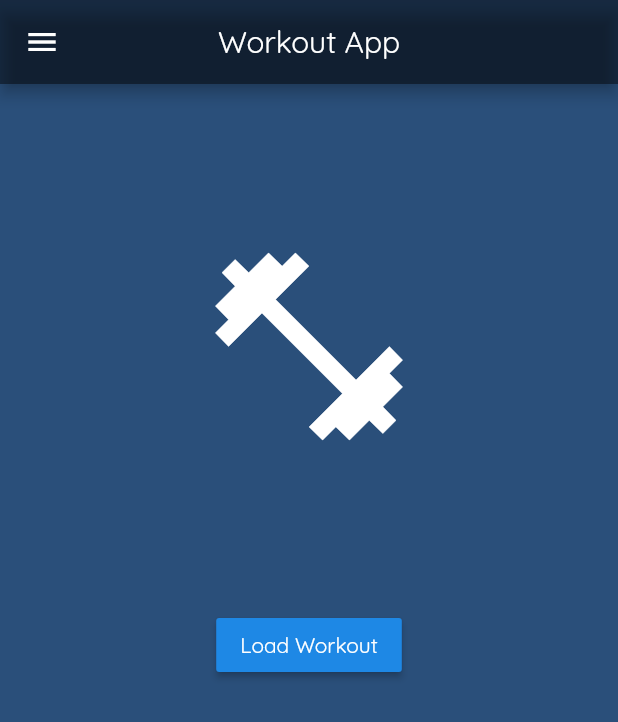
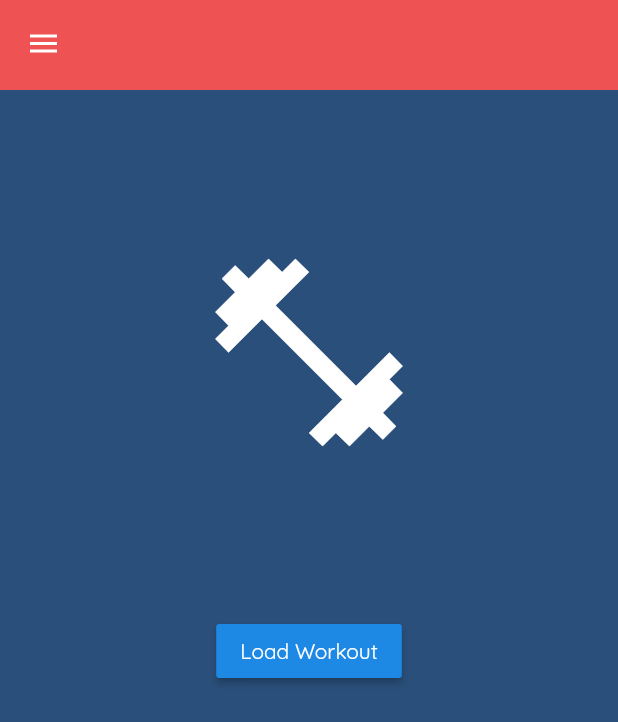
Before and after one commit to mr-scott-jordan/workout-app, a Flutter app: the screen it shows after launch, on a phone screen of 412 x 824 dp. Shown: the top 722 px of the screen. Run offline on Flutter 3.47's test engine with Material 2 defaults, Android fonts, the phone set to English and light mode, and no system bars.

Commit message:
added drawer animation to home page
Added custom drawer animation to the home page.

```diff
--- a/lib/main.dart
+++ b/lib/main.dart
@@ -27,7 +27,7 @@ class MyApp extends StatelessWidget {
         canvasColor: Color.fromRGBO(42, 79, 122, 1),
         visualDensity: VisualDensity.adaptivePlatformDensity,
       ),
-      home: HomePage(),
+      home: HomeForm(),
       routes: {
         EquipmentPage.routeName: (context) => EquipmentPage(_workout),
         WorkoutSetupPage.routeName: (context) => WorkoutSetupPage(_workout),
--- a/lib/pages/home_page.dart
+++ b/lib/pages/home_page.dart
@@ -2,16 +2,81 @@ import 'package:flutter/material.dart';
 import 'package:workout_app/pages/equipment_page.dart';
 import 'package:workout_app/pages/primary_drawer.dart';
 
-class HomePage extends StatelessWidget {
+class HomeForm extends StatefulWidget {
+  // const HomeForm({Key key}) : super(key: key);
+
+  @override
+  State<StatefulWidget> createState() {
+    return HomePage();
+  }
+  // HomePage createState() => HomePage();
+}
+
+class HomePage extends State<HomeForm> with SingleTickerProviderStateMixin {
+  AnimationController _animationController;
+
+  @override
+  void initState() {
+    super.initState();
+
+    _animationController =
+        AnimationController(vsync: this, duration: Duration(milliseconds: 300));
+  }
+
+  _toggleAnimation() {
+    _animationController.isDismissed
+        ? _animationController.forward()
+        : _animationController.reverse();
+  }
+
+  @override
+  void dispose() {
+    _animationController.dispose();
+    super.dispose();
+  }
+
   @override
   Widget build(BuildContext context) {
-    return Scaffold(
-      appBar: AppBar(
-        backgroundColor: Theme.of(context).accentColor,
-        centerTitle: true,
-        title: Text('Workout App'),
+    final rightSlide = MediaQuery.of(context).size.width * 0.6;
+    return AnimatedBuilder(
+      animation: _animationController,
+      builder: (context, child) {
+        double slide = rightSlide * _animationController.value;
+        double scale = 1 - (_animationController.value * 0.3);
+        return Stack(
+          children: [
+            Scaffold(
+              backgroundColor: const Color(0xff22a6b3),
+              body: PrimaryDrawer(),
             ),
-      drawer: PrimaryDrawer(),
+            Transform(
+              transform: Matrix4.identity()
+                ..translate(slide)
+                ..scale(scale),
+              alignment: Alignment.center,
+              child: Scaffold(
+                appBar: PreferredSize(
+                  preferredSize: Size.fromHeight(60),
+                  child: Container(
+                    color: const Color(0xffee5253),
+                    child: Padding(
+                      padding: const EdgeInsets.fromLTRB(5, 5, 5, 5),
+                      child: Column(
+                        crossAxisAlignment: CrossAxisAlignment.start,
+                        mainAxisAlignment: MainAxisAlignment.start,
+                        children: [
+                          IconButton(
+                            onPressed: () => _toggleAnimation(),
+                            icon: AnimatedIcon(
+                              icon: AnimatedIcons.menu_close,
+                              progress: _animationController,
+                            ),
+                          ),
+                        ],
+                      ),
+                    ),
+                  ),
+                ),
                 body: Column(
                   children: [
                     SizedBox(
@@ -33,6 +98,11 @@ class HomePage extends StatelessWidget {
                     ),
                   ],
                 ),
+              ),
+            ),
+          ],
+        );
+      },
     );
   }
 }
```
Lines whose indentation alone changed are shown as unchanged.
